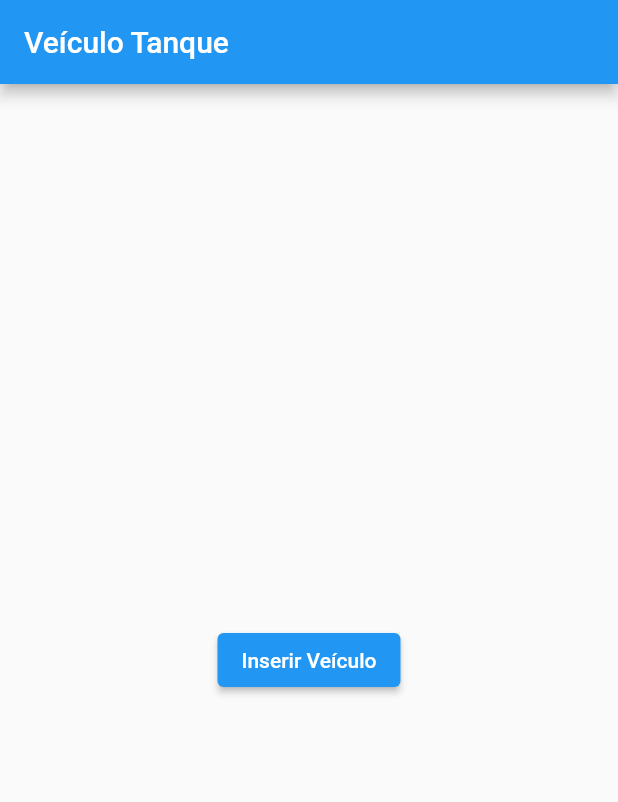
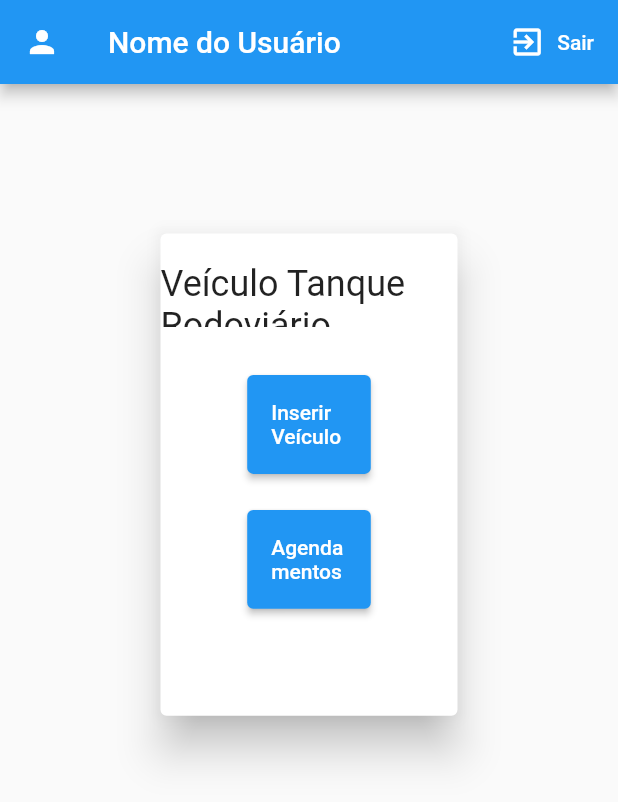
Before and after one commit to r3soares/agendamentoVTR, a Flutter app: the screen it shows after launch, on a phone screen of 412 x 824 dp. Shown: the top 802 px of the screen. Run offline on Flutter 3.47's test engine with Material 2 defaults, Android fonts, the phone set to English and light mode, and no system bars; our stand-ins replace file_picker, flutter_modular, flutter_triple.

Commit message:
Incluído botão de agendamentos Melhorado interface inicial

```diff
--- a/src/agendamento_vtr/lib/app/modules/home/home_module.dart
+++ b/src/agendamento_vtr/lib/app/modules/home/home_module.dart
@@ -1,3 +1,4 @@
+import 'package:agendamento_vtr/app/modules/agendamento/agendamento_module.dart';
 import 'package:agendamento_vtr/app/modules/tanque/tanque_module.dart';
 import 'package:flutter_modular/flutter_modular.dart';
 import '../home/home_store.dart';
@@ -14,5 +15,6 @@ class HomeModule extends Module {
   final List<ModularRoute> routes = [
     ChildRoute(Modular.initialRoute, child: (_, args) => HomePage()),
     ModuleRoute('/tanque', module: TanqueModule()),
+    ModuleRoute('/agendamento', module: AgendamentoModule()),
   ];
 }
--- a/src/agendamento_vtr/lib/app/modules/home/home_page.dart
+++ b/src/agendamento_vtr/lib/app/modules/home/home_page.dart
@@ -13,19 +13,66 @@ class HomePage extends StatefulWidget {
 class _HomePageState extends ModularState<HomePage, HomeStore> {
   @override
   Widget build(BuildContext context) {
+    final size = MediaQuery.of(context).size;
     return Scaffold(
         appBar: AppBar(
-          title: Text('Veículo Tanque'),
+          leading: Icon(Icons.person),
+          title: Text('Nome do Usuário'),
+          actions: [
+            ElevatedButton.icon(
+                style: ButtonStyle(elevation: MaterialStateProperty.all(0)),
+                onPressed: () => {},
+                icon: Icon(Icons.exit_to_app),
+                label: Text('Sair'))
+          ],
         ),
-        body: Center(
-          child: Column(
-            mainAxisAlignment: MainAxisAlignment.center,
-            children: [
-              ElevatedButton(
-                onPressed: () => {Modular.to.pushNamed('/tanque')},
-                child: Text('Inserir Veículo'),
+        body: Container(
+          padding: EdgeInsets.only(bottom: size.height * .3),
+          alignment: Alignment.center,
+          child: SizedBox(
+            height: size.height * .4,
+            width: size.width * .5,
+            child: Card(
+              shadowColor: Colors.black,
+              elevation: 12,
+              child: Column(
+                crossAxisAlignment: CrossAxisAlignment.center,
+                mainAxisAlignment: MainAxisAlignment.start,
+                children: [
+                  Container(
+                    alignment: Alignment.topCenter,
+                    padding: EdgeInsets.symmetric(vertical: 20),
+                    height: size.height * .1,
+                    child: Text(
+                      'Veículo Tanque Rodoviário',
+                      style: TextStyle(fontSize: 24),
+                    ),
+                  ),
+                  Padding(
+                    padding: const EdgeInsets.all(12.0),
+                    child: SizedBox(
+                      height: size.height * .08,
+                      width: size.width * .2,
+                      child: ElevatedButton(
+                        onPressed: () => {Modular.to.pushNamed('/tanque')},
+                        child: Text('Inserir Veículo'),
+                      ),
+                    ),
+                  ),
+                  Padding(
+                    padding: const EdgeInsets.all(12.0),
+                    child: SizedBox(
+                      height: size.height * .08,
+                      width: size.width * .2,
+                      child: ElevatedButton(
+                        onPressed: () => {Modular.to.pushNamed('/agendamento')},
+                        child: Text('Agendamentos'),
+                      ),
+                    ),
+                  ),
+                ],
               ),
-            ],
+            ),
           ),
         ));
   }
```
Also changed, not shown: src/agendamento_vtr/lib/app/modules/agendamento/agendamento_module.dart (added, +12 -0 lines), src/agendamento_vtr/lib/app/modules/agendamento/pages/agendamento_page.dart (added, +29 -0 lines).
